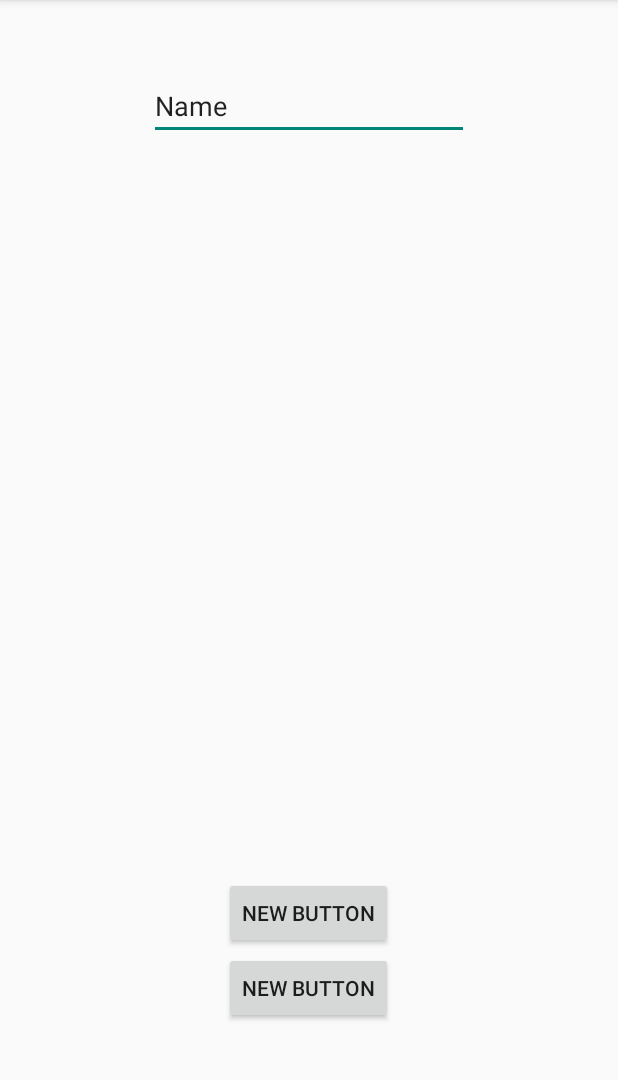
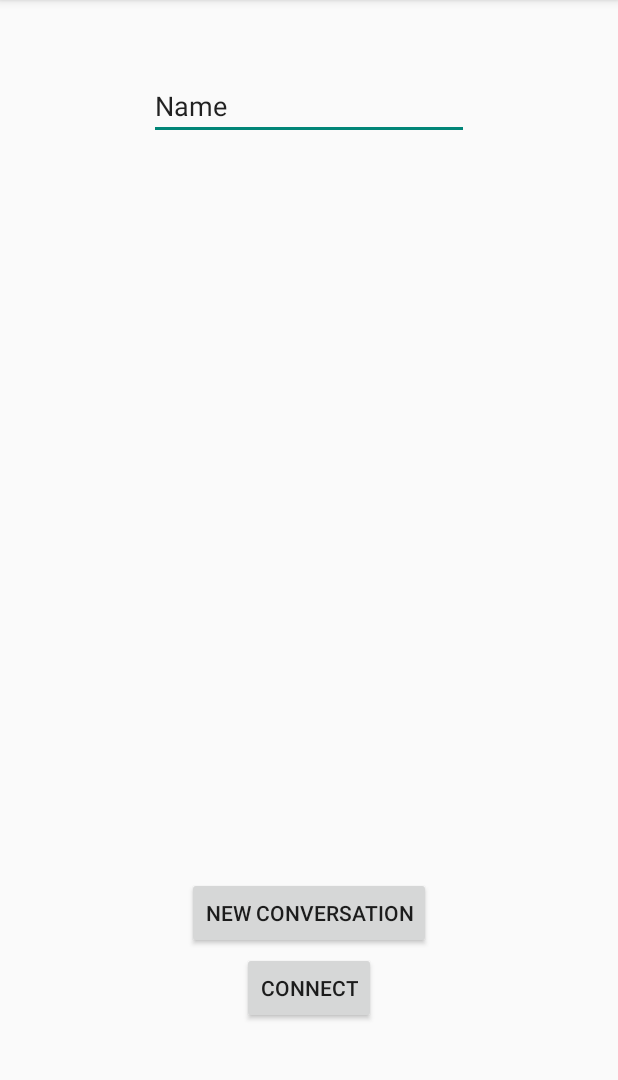
Before and after one commit to Kryvonis/OShack, an Android app: the screen it shows after launch (MainActivity), on a phone screen of 412 x 824 dp, the part 84-1164 px from its top. Run offline under Robolectric (Android 15) with nearby library versions, the phone set to English and light mode, and no system bars.

```diff
--- a/app/src/main/AndroidManifest.xml
+++ b/app/src/main/AndroidManifest.xml
@@ -16,6 +16,7 @@
                 <category android:name="android.intent.category.LAUNCHER" />
             </intent-filter>
         </activity>
+        <activity android:name=".CreateConvRoot" />
     </application>
 
 </manifest>
--- a/app/src/main/java/com/example/user/oshack/MainActivity.java
+++ b/app/src/main/java/com/example/user/oshack/MainActivity.java
@@ -1,16 +1,36 @@
 package com.example.user.oshack;
 
 import android.app.Activity;
+import android.content.Intent;
 import android.os.Bundle;
 import android.view.Menu;
 import android.view.MenuItem;
+import android.view.View;
+import android.widget.Button;
+import android.widget.EditText;
+import android.widget.Toast;
 
 public class MainActivity extends Activity {
+
+    private EditText nameField;
+
+    private Button createNewConversation, connect;
 
     @Override
     protected void onCreate(Bundle savedInstanceState) {
         super.onCreate(savedInstanceState);
         setContentView(R.layout.activity_main);
+
+        nameField = (EditText) findViewById(R.id.name_field);
+        createNewConversation = (Button) findViewById(R.id.create_button);
+        connect = (Button) findViewById(R.id.connect_button);
+
+        createNewConversation.setOnClickListener(new View.OnClickListener() {
+            @Override
+            public void onClick(View v) {
+                startActivity(new Intent(MainActivity.this, CreateConvRoot.class));
+            }
+        });
     }
 
     @Override
--- a/app/src/main/res/layout/activity_main.xml
+++ b/app/src/main/res/layout/activity_main.xml
@@ -20,7 +20,7 @@
     <Button
         android:layout_width="wrap_content"
         android:layout_height="wrap_content"
-        android:text="New Button"
+        android:text="new conversation"
         android:id="@+id/create_button"
         android:layout_alignParentBottom="true"
         android:layout_centerHorizontal="true"
@@ -29,8 +29,8 @@
     <Button
         android:layout_width="wrap_content"
         android:layout_height="wrap_content"
-        android:text="New Button"
-        android:id="@+id/button2"
+        android:text="connect"
+        android:id="@+id/connect_button"
         android:layout_marginTop="50dp"
         android:layout_alignTop="@+id/create_button"
         android:layout_centerHorizontal="true" />
```
Also changed, not shown: app/src/main/java/com/example/user/oshack/CreateConvRoot.java (+7 -0 lines).
